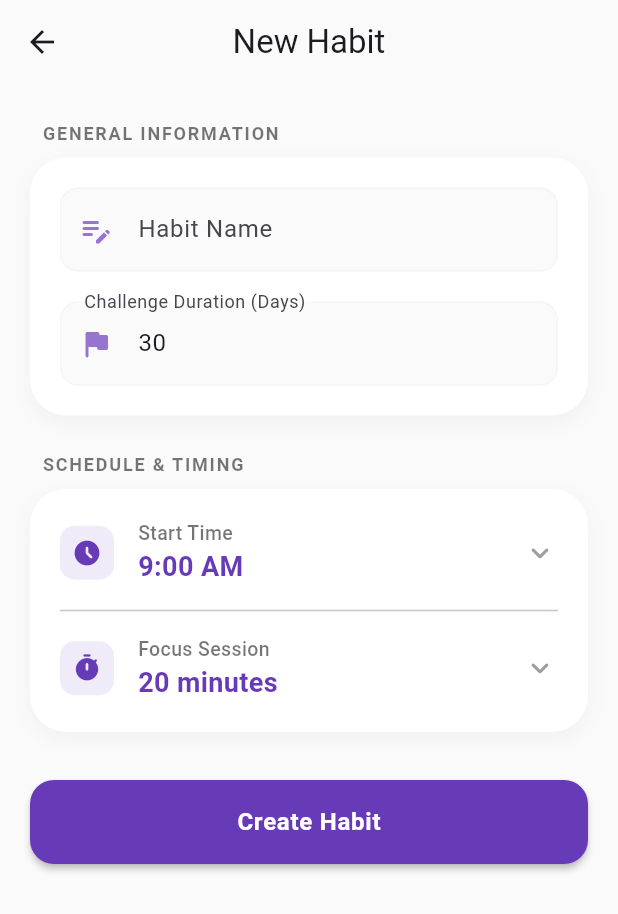
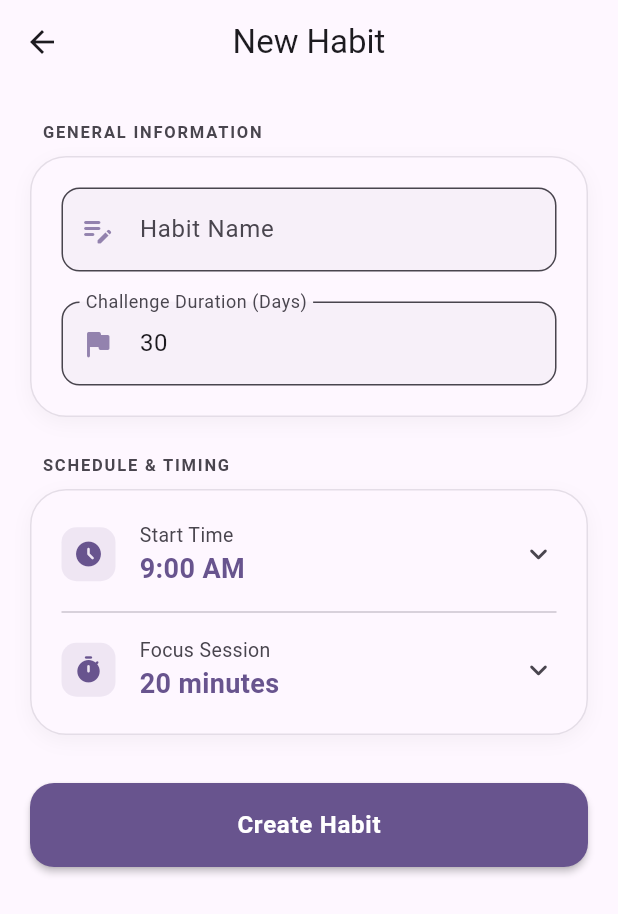
Before and after one commit to Guru-raghav3245/habit_builder, a Flutter app: the screen it shows after launch, after a tap on "Add Habit", on a phone screen of 412 x 824 dp. Shown: the top 914 px of the screen. Run offline on Flutter 3.47's test engine with Material 3 defaults, Android fonts, the phone set to English and light mode, and no system bars; our stand-ins replace flutter_heatmap_calendar, flutter_local_notifications, flutter_riverpod, shared_preferences, timezone, wakelock_plus; missing offline and left inert: android_gesture_exclusion.

Commit message:
feat: Implement dynamic theme management with persistent theme mode and seed color settings, applying them to UI components.

```diff
--- a/lib/main.dart
+++ b/lib/main.dart
@@ -2,6 +2,7 @@ import 'package:flutter/material.dart';
 import 'package:flutter_riverpod/flutter_riverpod.dart';
 import 'package:habit_builder/screens/home_screen.dart';
 import 'package:habit_builder/services/notification_service.dart';
+import 'package:habit_builder/providers/settings_provider.dart';
 
 void main() async {
   WidgetsFlutterBinding.ensureInitialized();
@@ -9,25 +10,31 @@ void main() async {
   runApp(const ProviderScope(child: MyApp()));
 }
 
-class MyApp extends StatelessWidget {
+class MyApp extends ConsumerWidget {
   const MyApp({super.key});
 
   @override
-  Widget build(BuildContext context) {
+  Widget build(BuildContext context, WidgetRef ref) {
+    final settings = ref.watch(settingsProvider);
+
     return MaterialApp(
       title: 'Strict Daily Habits',
       debugShowCheckedModeBanner: false,
+      themeMode: settings.themeMode,
       theme: ThemeData(
-        colorScheme: ColorScheme.fromSeed(seedColor: Colors.deepPurple),
+        colorScheme: ColorScheme.fromSeed(
+          seedColor: settings.seedColor,
+          brightness: Brightness.light,
+        ),
         useMaterial3: true,
-        pageTransitionsTheme: const PageTransitionsTheme(
-          builders: {
-            // Smoothest transition for modern Android/iOS devices
-            TargetPlatform.android: PredictiveBackPageTransitionsBuilder(),
-            TargetPlatform.iOS: CupertinoPageTransitionsBuilder(),
-          },
+        splashFactory: InkRipple.splashFactory,
+      ),
+      darkTheme: ThemeData(
+        colorScheme: ColorScheme.fromSeed(
+          seedColor: settings.seedColor,
+          brightness: Brightness.dark,
         ),
-        splashFactory: InkRipple.splashFactory, // More organic feel
+        useMaterial3: true,
       ),
       home: const HomeScreen(),
     );
--- /dev/null
+++ b/lib/providers/settings_provider.dart
@@ -0,0 +1,45 @@
+import 'package:flutter/material.dart';
+import 'package:flutter_riverpod/legacy.dart';
+import 'package:shared_preferences/shared_preferences.dart';
+import 'package:habit_builder/models/settings.dart';
+
+final settingsProvider = StateNotifierProvider<SettingsNotifier, AppSettings>((
+  ref,
+) {
+  return SettingsNotifier();
+});
+
+class SettingsNotifier extends StateNotifier<AppSettings> {
+  SettingsNotifier()
+    : super(
+        AppSettings(themeMode: ThemeMode.system, seedColor: Colors.deepPurple),
+      ) {
+    _loadSettings();
+  }
+
+  static const _themeKey = 'theme_mode';
+  static const _colorKey = 'seed_color';
+
+  Future<void> _loadSettings() async {
+    final prefs = await SharedPreferences.getInstance();
+    final themeIndex = prefs.getInt(_themeKey) ?? 0;
+    final colorValue = prefs.getInt(_colorKey) ?? Colors.deepPurple.value;
+
+    state = AppSettings(
+      themeMode: ThemeMode.values[themeIndex],
+      seedColor: Color(colorValue),
+    );
+  }
+
+  Future<void> setThemeMode(ThemeMode mode) async {
+    state = state.copyWith(themeMode: mode);
+    final prefs = await SharedPreferences.getInstance();
+    await prefs.setInt(_themeKey, mode.index);
+  }
+
+  Future<void> setSeedColor(Color color) async {
+    state = state.copyWith(seedColor: color);
+    final prefs = await SharedPreferences.getInstance();
+    await prefs.setInt(_colorKey, color.value);
+  }
+}
--- a/lib/screens/add_edit_habit_screen.dart
+++ b/lib/screens/add_edit_habit_screen.dart
@@ -139,6 +139,8 @@ class _AddEditHabitScreenState extends ConsumerState<AddEditHabitScreen> {
 
   @override
   Widget build(BuildContext context) {
+    final colorScheme = Theme.of(context).colorScheme;
+
     final content = SingleChildScrollView(
       padding: const EdgeInsets.symmetric(horizontal: 20, vertical: 24),
       child: Form(
@@ -147,9 +149,11 @@ class _AddEditHabitScreenState extends ConsumerState<AddEditHabitScreen> {
           crossAxisAlignment: CrossAxisAlignment.start,
           children: [
             _buildCardWrapper(
+              context: context,
               title: 'General Information',
               children: [
                 _buildTextField(
+                  context: context,
                   controller: _nameController,
                   label: 'Habit Name',
                   hint: 'e.g., Morning Yoga',
@@ -159,6 +163,7 @@ class _AddEditHabitScreenState extends ConsumerState<AddEditHabitScreen> {
                 ),
                 const SizedBox(height: 20),
                 _buildTextField(
+                  context: context,
                   controller: _goalDaysController,
                   label: 'Challenge Duration (Days)',
                   hint: '30',
@@ -169,9 +174,11 @@ class _AddEditHabitScreenState extends ConsumerState<AddEditHabitScreen> {
             ),
             const SizedBox(height: 24),
             _buildCardWrapper(
+              context: context,
               title: 'Schedule & Timing',
               children: [
                 _buildExpandablePicker(
+                  context: context,
                   label: 'Start Time',
                   icon: Icons.access_time_filled_rounded,
                   isExpanded: _isTimeExpanded,
@@ -187,19 +194,20 @@ class _AddEditHabitScreenState extends ConsumerState<AddEditHabitScreen> {
                         valueListenable: _periodNotifier,
                         builder: (_, p, _) => Text(
                           '$h:${m.toString().padLeft(2, '0')} $p',
-                          style: const TextStyle(
+                          style: TextStyle(
                             fontWeight: FontWeight.bold,
                             fontSize: 18,
-                            color: Colors.deepPurple,
+                            color: colorScheme.primary,
                           ),
                         ),
                       ),
                     ),
                   ),
-                  expandedChild: _buildTimeWheelPicker(),
+                  expandedChild: _buildTimeWheelPicker(context),
                 ),
                 const Divider(height: 32),
                 _buildExpandablePicker(
+                  context: context,
                   label: 'Focus Session',
                   icon: Icons.timer_rounded,
                   isExpanded: _isDurationExpanded,
@@ -211,14 +219,14 @@ class _AddEditHabitScreenState extends ConsumerState<AddEditHabitScreen> {
                     valueListenable: _durationNotifier,
                     builder: (_, d, _) => Text(
                       '$d minutes',
-                      style: const TextStyle(
+                      style: TextStyle(
                         fontWeight: FontWeight.bold,
                         fontSize: 18,
-                        color: Colors.deepPurple,
+                        color: colorScheme.primary,
                       ),
                     ),
                   ),
-                  expandedChild: _buildDurationWheelPicker(),
+                  expandedChild: _buildDurationWheelPicker(context),
                 ),
               ],
             ),
@@ -226,8 +234,8 @@ class _AddEditHabitScreenState extends ConsumerState<AddEditHabitScreen> {
             ElevatedButton(
               onPressed: _saveHabit,
               style: ElevatedButton.styleFrom(
-                backgroundColor: Colors.deepPurple,
-                foregroundColor: Colors.white,
+                backgroundColor: colorScheme.primary,
+                foregroundColor: colorScheme.onPrimary,
                 minimumSize: const Size(double.infinity, 56),
                 elevation: 2,
                 shape: RoundedRectangleBorder(
@@ -272,13 +280,10 @@ class _AddEditHabitScreenState extends ConsumerState<AddEditHabitScreen> {
     return widget.isEmbedded
         ? content
         : Scaffold(
-            backgroundColor: Colors.grey.shade50,
             appBar: AppBar(
               title: Text(
                 widget.habitToEdit == null ? 'New Habit' : 'Edit Habit',
               ),
-              backgroundColor: Colors.transparent,
-              elevation: 0,
               centerTitle: true,
             ),
             body: content,
@@ -286,9 +291,11 @@ class _AddEditHabitScreenState extends ConsumerState<AddEditHabitScreen> {
   }
 
   Widget _buildCardWrapper({
+    required BuildContext context,
     required String title,
     required List<Widget> children,
   }) {
+    final theme = Theme.of(context);
     return Column(
       crossAxisAlignment: CrossAxisAlignment.start,
       children: [
@@ -296,19 +303,21 @@ class _AddEditHabitScreenState extends ConsumerState<AddEditHabitScreen> {
           padding: const EdgeInsets.only(left: 8, bottom: 8),
           child: Text(
             title.toUpperCase(),
-            style: const TextStyle(
-              fontSize: 12,
+            style: theme.textTheme.labelSmall?.copyWith(
               fontWeight: FontWeight.bold,
-              color: Colors.black54,
               letterSpacing: 1.2,
+              color: theme.colorScheme.onSurfaceVariant,
             ),
           ),
         ),
         Container(
           padding: const EdgeInsets.all(20),
           decoration: BoxDecoration(
-            color: Colors.white,
+            color: theme.colorScheme.surface,
             borderRadius: BorderRadius.circular(24),
+            border: Border.all(
+              color: theme.colorScheme.outlineVariant.withOpacity(0.5),
+            ),
             boxShadow: [
               BoxShadow(
                 color: Colors.black.withOpacity(0.04),
@@ -324,6 +333,7 @@ class _AddEditHabitScreenState extends ConsumerState<AddEditHabitScreen> {
   }
 
   Widget _buildTextField({
+    required BuildContext context,
     required TextEditingController controller,
     required String label,
     required String hint,
@@ -331,6 +341,7 @@ class _AddEditHabitScreenState extends ConsumerState<AddEditHabitScreen> {
     TextInputType? keyboardType,
     String? Function(String?)? validator,
   }) {
+    final colorScheme = Theme.of(context).colorScheme;
     return TextFormField(
       controller: controller,
       keyboardType: keyboardType,
@@ -338,22 +349,16 @@ class _AddEditHabitScreenState extends ConsumerState<AddEditHabitScreen> {
       decoration: InputDecoration(
         labelText: label,
         hintText: hint,
-        prefixIcon: Icon(icon, color: Colors.deepPurple.shade300),
-        border: OutlineInputBorder(
-          borderRadius: BorderRadius.circular(12),
-          borderSide: BorderSide(color: Colors.grey.shade200),
-        ),
-        enabledBorder: OutlineInputBorder(
-          borderRadius: BorderRadius.circular(12),
-          borderSide: BorderSide(color: Colors.grey.shade100),
-        ),
+        prefixIcon: Icon(icon, color: colorScheme.primary.withOpacity(0.7)),
+        border: OutlineInputBorder(borderRadius: BorderRadius.circular(12)),
         filled: true,
-        fillColor: Colors.grey.shade50,
+        fillColor: colorScheme.surfaceVariant.withOpacity(0.3),
       ),
     );
   }
 
   Widget _buildExpandablePicker({
+    required BuildContext context,
     required String label,
     required IconData icon,
     required bool isExpanded,
@@ -361,6 +366,7 @@ class _AddEditHabitScreenState extends ConsumerState<AddEditHabitScreen> {
     required Widget headerValue,
     required Widget expandedChild,
   }) {
+    final colorScheme = Theme.of(context).colorScheme;
     return Column(
       children: [
         InkWell(
@@ -370,10 +376,10 @@ class _AddEditHabitScreenState extends ConsumerState<AddEditHabitScreen> {
               Container(
                 padding: const EdgeInsets.all(8),
                 decoration: BoxDecoration(
-                  color: Colors.deepPurple.withOpacity(0.1),
+                  color: colorScheme.primary.withOpacity(0.1),
                   borderRadius: BorderRadius.circular(10),
                 ),
-                child: Icon(icon, size: 20, color: Colors.deepPurple),
+                child: Icon(icon, size: 20, color: colorScheme.primary),
               ),
               const SizedBox(width: 16),
               Expanded(
@@ -382,10 +388,9 @@ class _AddEditHabitScreenState extends ConsumerState<AddEditHabitScreen> {
                   children: [
                     Text(
                       label,
-                      style: const TextStyle(
+                      style: TextStyle(
                         fontSize: 13,
-                        color: Colors.black54,
-                        fontWeight: FontWeight.w500,
+                        color: colorScheme.onSurfaceVariant,
                       ),
                     ),
                     headerValue,
@@ -396,7 +401,7 @@ class _AddEditHabitScreenState extends ConsumerState<AddEditHabitScreen> {
                 isExpanded
                     ? Icons.keyboard_arrow_up_rounded
                     : Icons.keyboard_arrow_down_rounded,
-                color: Colors.grey,
+                color: colorScheme.onSurfaceVariant,
               ),
             ],
           ),
@@ -412,40 +417,60 @@ class _AddEditHabitScreenState extends ConsumerState<AddEditHabitScreen> {
     );
   }
 
-  Widget _buildTimeWheelPicker() {
+  Widget _buildTimeWheelPicker(BuildContext context) {
+    final colorScheme = Theme.of(context).colorScheme;
     return Container(
       height: 140,
       decoration: BoxDecoration(
-        color: Colors.grey.shade50,
+        color: colorScheme.surfaceVariant.withOpacity(0.2),
         borderRadius: BorderRadius.circular(16),
       ),
       child: Row(
         mainAxisAlignment: MainAxisAlignment.center,
         children: [
-          _wheelColumn(_hourController, 12, _hourNotifier, '', offset: 1),
-          const Text(
+          _wheelColumn(
+            context,
+            _hourController,
+            12,
+            _hourNotifier,
+            '',
+            offset: 1,
+          ),
+          Text(
             ':',
             style: TextStyle(
               fontSize: 24,
               fontWeight: FontWeight.bold,
-              color: Colors.deepPurple,
+              color: colorScheme.primary,
             ),
           ),
-          _wheelColumn(_minController, 60, _minNotifier, '', pad: true),
-          _wheelColumnStrings(_periodController, ["AM", "PM"], _periodNotifier),
+          _wheelColumn(
+            context,
+            _minController,
+            60,
+            _minNotifier,
+            '',
+            pad: true,
+          ),
+          _wheelColumnStrings(context, _periodController, [
+            "AM",
+            "PM",
+          ], _periodNotifier),
         ],
       ),
     );
   }
 
-  Widget _buildDurationWheelPicker() {
+  Widget _buildDurationWheelPicker(BuildContext context) {
+    final colorScheme = Theme.of(context).colorScheme;
     return Container(
       height: 140,
       decoration: BoxDecoration(
-        color: Colors.grey.shade50,
+        color: colorScheme.surfaceVariant.withOpacity(0.2),
         borderRadius: BorderRadius.circular(16),
       ),
       child: _wheelColumn(
+        context,
         _durationController,
         120,
         _durationNotifier,
@@ -456,6 +481,7 @@ class _AddEditHabitScreenState extends ConsumerState<AddEditHabitScreen> {
   }
 
   Widget _wheelColumn(
+    BuildContext context,
     FixedExtentScrollController controller,
     int count,
     ValueNotifier<int> notifier,
@@ -493,10 +519,12 @@ class _AddEditHabitScreenState extends ConsumerState<AddEditHabitScreen> {
   }
 
   Widget _wheelColumnStrings(
+    BuildContext context,
     FixedExtentScrollController controller,
     List<String> options,
     ValueNotifier<String> notifier,
   ) {
+    final colorScheme = Theme.of(context).colorScheme;
     return Expanded(
       child: ListWheelScrollView.useDelegate(
         controller: controller,
@@ -511,10 +539,10 @@ class _AddEditHabitScreenState extends ConsumerState<AddEditHabitScreen> {
           builder: (_, i) => Center(
             child: Text(
               options[i],
-              style: const TextStyle(
+              style: TextStyle(
                 fontSize: 18,
                 fontWeight: FontWeight.bold,
-                color: Colors.deepPurple,
+                color: colorScheme.primary,
               ),
             ),
           ),
@@ -541,8 +569,8 @@ class _AddEditHabitScreenState extends ConsumerState<AddEditHabitScreen> {
               ref
                   .read(habitsProvider.notifier)
                   .deleteHabit(widget.habitToEdit!.id);
-              Navigator.pop(ctx); // Close dialog
-              Navigator.pop(context); // Exit detail screen
+              Navigator.pop(ctx);
+              Navigator.pop(context);
             },
             child: const Text('Delete', style: TextStyle(color: Colors.red)),
           ),
```
Also changed, not shown: lib/models/settings.dart (added, +15 -0 lines), lib/screens/detail_screen.dart (+16 -48 lines), lib/screens/home_screen.dart (+169 -197 lines), lib/screens/progress_screen.dart (+24 -35 lines).
